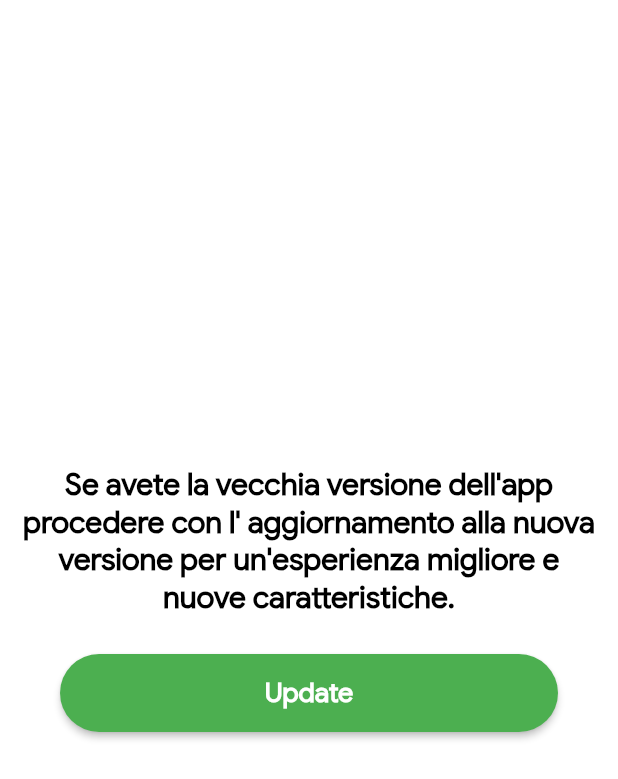
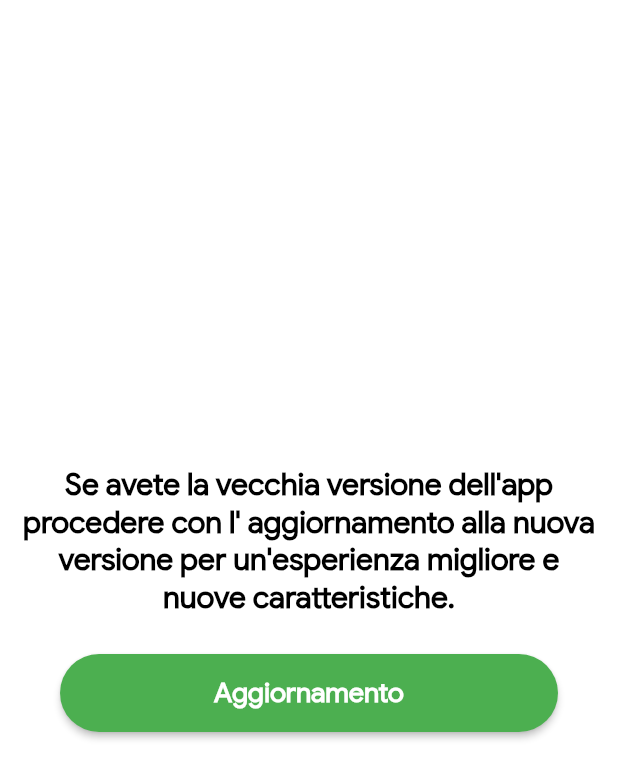
Before and after one commit to DigiWrecks/MMG2, a Flutter app: the UpdateScreen screen opened directly, on a phone screen of 412 x 824 dp. Shown: the top 779 px of the screen. Run offline on Flutter 3.47's test engine with Material 2 defaults, Android fonts, the phone set to English and light mode, and no system bars; our stand-ins replace cached_network_image, cloud_firestore, firebase_auth, firebase_storage, flutter_screenutil, fluttertoast and 3 more; missing offline and left inert: onesignal_flutter; accounts and stored records are empty.

Commit message:
Translate to Italy

```diff
--- a/lib/screens/update.dart
+++ b/lib/screens/update.dart
@@ -19,7 +19,7 @@ class UpdateScreen extends StatelessWidget {
             CustomText(text: "Se avete la vecchia versione dell'app procedere con l' aggiornamento alla nuova versione per un'esperienza migliore e nuove caratteristiche.",size: 20,color: Colors.black,align: TextAlign.center,),
             Padding(
               padding: EdgeInsets.all(25),
-              child: Button(text: 'Update',color: Colors.green,onclick: () async {
+              child: Button(text: 'Aggiornamento',color: Colors.green,onclick: () async {
                 String url;
                 if(Platform.isAndroid){
                   url = 'https://play.google.com/store/apps/details?id=com.digiwrecks.mydoctor';
```
